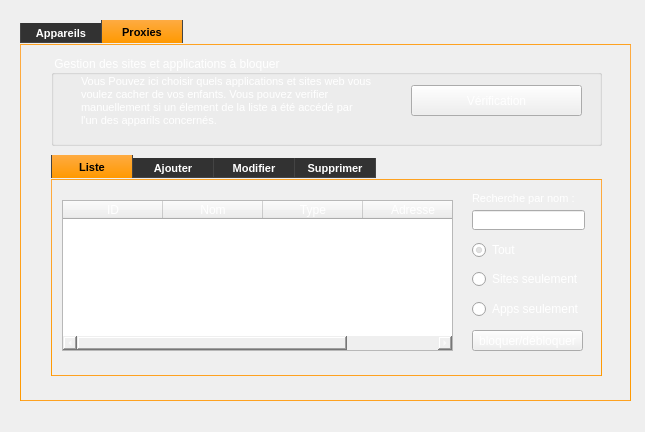
Qt form Proxy/mainwindow.ui (soumaya-nheri/Smart-parental-monitoring-system-2A25) before a commit.
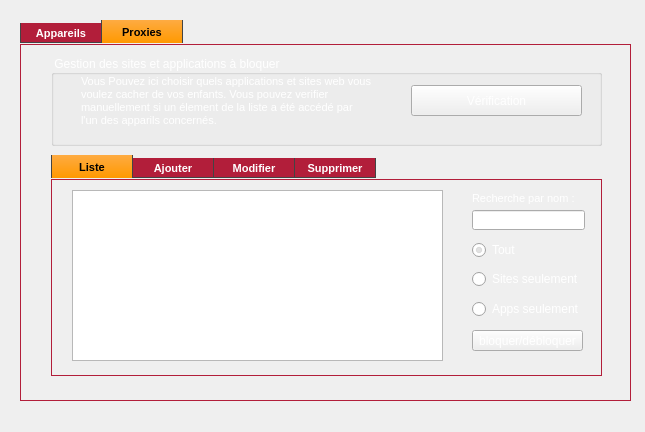
The same form after that commit. The open tabs and pages were chosen to show the change.

```diff
--- a/Proxy/mainwindow.ui
+++ b/Proxy/mainwindow.ui
@@ -60,8 +60,8 @@
 /*-----QToolButton-----*/
 QToolButton
 {
-	background-color: qlineargradient(spread:repeat, x1:1, y1:0, x2:1, y2:1, stop:0 rgba(254, 171, 66, 255),stop:1 rgba(255, 153, 0, 255));
-	color: #000;
+	background-color: rgb(178, 30, 58);
+	
 	font-size: 14pt;
 	border-radius: 4px;
 	padding: 10px;
@@ -85,7 +85,7 @@
     border: 1px solid #444;
     border-bottom-style: none;
 	border-top-style: none;
-    background-color: #323232;
+    background-color: rgb(178, 30, 58);
     padding-top: 3px;
     padding-bottom: 2px;
     margin-right: -1px;
@@ -94,7 +94,7 @@
 
 QTabWidget::pane 
 {
-    border: 1px solid qlineargradient(spread:repeat, x1:1, y1:0, x2:1, y2:1, stop:0 rgba(254, 171, 66, 255),stop:1 rgba(255, 153, 0, 255));
+    border: 1px solid rgb(178, 30, 58);
     top: 1px;
 
 }
@@ -116,7 +116,7 @@
     color: #fff;
     border-bottom-style: solid;
     margin-top: 3px;
-    background-color: QLinearGradient(x1:0, y1:0, x2:0, y2:1, stop:1 #212121, stop:.4 #343434);
+    background-color: rgb(178, 30, 58);
 
 }
 
@@ -675,128 +675,6 @@
        <attribute name="title">
         <string>Liste</string>
        </attribute>
-       <widget class="QTableWidget" name="tableWidget_3">
-        <property name="geometry">
-         <rect>
-          <x>10</x>
-          <y>20</y>
-          <width>391</width>
-          <height>151</height>
-         </rect>
-        </property>
-        <property name="styleSheet">
-         <string notr="true"/>
-        </property>
-        <property name="showGrid">
-         <bool>false</bool>
-        </property>
-        <property name="wordWrap">
-         <bool>true</bool>
-        </property>
-        <property name="cornerButtonEnabled">
-         <bool>true</bool>
-        </property>
-        <property name="rowCount">
-         <number>3</number>
-        </property>
-        <attribute name="horizontalHeaderHighlightSections">
-         <bool>true</bool>
-        </attribute>
-        <attribute name="verticalHeaderVisible">
-         <bool>false</bool>
-        </attribute>
-        <row>
-         <property name="text">
-          <string>01</string>
-         </property>
-        </row>
-        <row>
-         <property name="text">
-          <string>02</string>
-         </property>
-        </row>
-        <row/>
-        <column>
-         <property name="text">
-          <string>ID</string>
-         </property>
-        </column>
-        <column>
-         <property name="text">
-          <string>Nom</string>
-         </property>
-        </column>
-        <column>
-         <property name="text">
-          <string>Type</string>
-         </property>
-        </column>
-        <column>
-         <property name="text">
-          <string>Adresse</string>
-         </property>
-        </column>
-        <item row="0" column="0">
-         <property name="text">
-          <string>1234</string>
-         </property>
-        </item>
-        <item row="0" column="1">
-         <property name="text">
-          <string>Facebook</string>
-         </property>
-        </item>
-        <item row="0" column="2">
-         <property name="text">
-          <string>Site</string>
-         </property>
-        </item>
-        <item row="0" column="3">
-         <property name="text">
-          <string>facebook.com</string>
-         </property>
-        </item>
-        <item row="1" column="0">
-         <property name="text">
-          <string>1235</string>
-         </property>
-        </item>
-        <item row="1" column="1">
-         <property name="text">
-          <string>Steam</string>
-         </property>
-        </item>
-        <item row="1" column="2">
-         <property name="text">
-          <string>Application</string>
-         </property>
-        </item>
-        <item row="1" column="3">
-         <property name="text">
-          <string>steam.com</string>
-         </property>
-        </item>
-        <item row="2" column="0">
-         <property name="text">
-          <string>1236</string>
-         </property>
-        </item>
-        <item row="2" column="1">
-         <property name="text">
-          <string>Instagram</string>
-         </property>
-        </item>
-        <item row="2" column="2">
-         <property name="text">
-          <string>Site</string>
-         </property>
-        </item>
-        <item row="2" column="3">
-         <property name="text">
-          <string>instagram.com</string>
-         </property>
-        </item>
-       </widget>
        <widget class="QLineEdit" name="lineEdit_nomappareil_3">
         <property name="geometry">
          <rect>
@@ -996,6 +874,16 @@
          <string>bloquer/débloquer</string>
         </property>
        </widget>
+       <widget class="QTableView" name="tablesites">
+        <property name="geometry">
+         <rect>
+          <x>20</x>
+          <y>10</y>
+          <width>371</width>
+          <height>171</height>
+         </rect>
+        </property>
+       </widget>
       </widget>
       <widget class="QWidget" name="tab_2">
        <attribute name="title">
```
Left out of the diff: 122 changed lines with no effect on the pictures.
